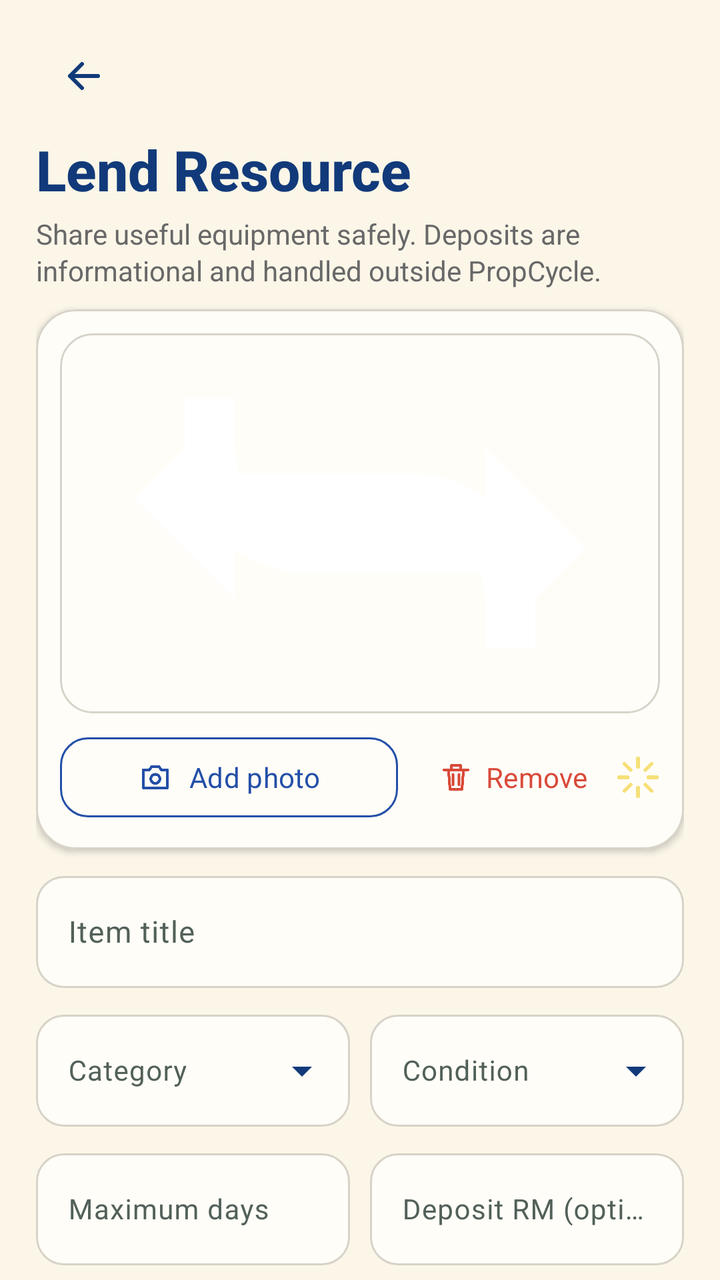
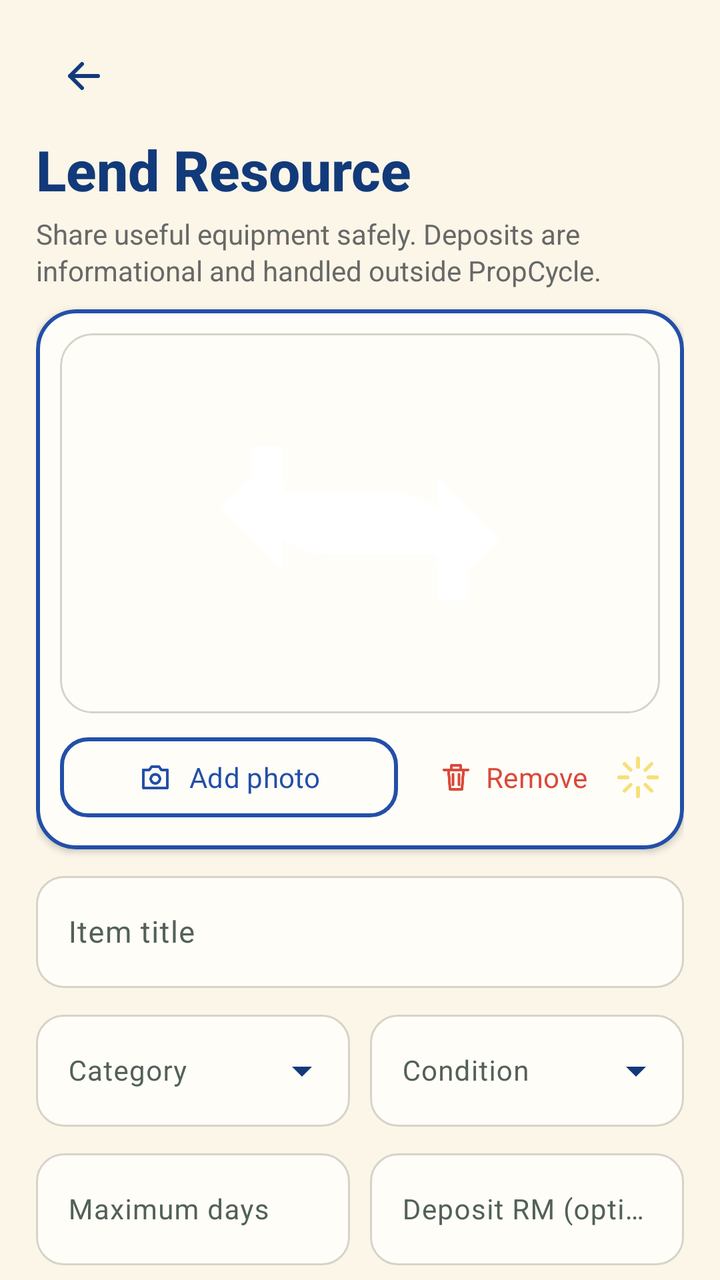

The first picture is an Android layout as it rendered before a commit; the second is the same layout after the commit. The layout source and the unified diff follow.
<!-- AndroidManifest.xml: application theme Theme.PropCycle -->
<!-- res/layout/fragment_lend_resource.xml -->
<?xml version="1.0" encoding="utf-8"?>
<androidx.core.widget.NestedScrollView xmlns:android="http://schemas.android.com/apk/res/android"
    xmlns:app="http://schemas.android.com/apk/res-auto"
    android:layout_width="match_parent"
    android:layout_height="match_parent"
    android:background="@color/pc_brand_warm_cream"
    android:clipToPadding="false"
    android:fillViewport="true"
    android:overScrollMode="ifContentScrolls">

    <LinearLayout
        android:layout_width="match_parent"
        android:layout_height="wrap_content"
        android:orientation="vertical"
        android:paddingStart="18dp"
        android:paddingTop="14dp"
        android:paddingEnd="18dp"
        android:paddingBottom="@dimen/space_xl">

        <ImageButton
            android:id="@+id/back_button"
            style="@style/Widget.PropCycle.IconButton"
            android:background="@color/pc_transparent"
            android:contentDescription="Go back"
            android:src="@drawable/ic_back"
            app:tint="@color/pc_brand_deep_blue" />

        <LinearLayout
            android:layout_width="match_parent"
            android:layout_height="wrap_content"
            android:layout_marginTop="@dimen/space_xs"
            android:gravity="center_vertical"
            android:orientation="horizontal">

            <LinearLayout
                android:layout_width="0dp"
                android:layout_height="wrap_content"
                android:layout_weight="1"
                android:orientation="vertical">

                <TextView
                    android:id="@+id/lend_form_title"
                    android:layout_width="match_parent"
                    android:layout_height="wrap_content"
                    android:fontFamily="sans-serif-medium"
                    android:text="Lend Resource"
                    android:textColor="@color/pc_brand_deep_blue"
                    android:textSize="28sp"
                    android:textStyle="bold" />

                <TextView
                    android:layout_width="match_parent"
                    android:layout_height="wrap_content"
                    android:layout_marginTop="@dimen/space_xs"
                    android:lineSpacingExtra="2dp"
                    android:text="Share useful equipment safely. Deposits are informational and handled outside PropCycle."
                    android:textColor="@color/pc_brand_text_secondary"
                    android:textSize="14sp" />

            </LinearLayout>


        </LinearLayout>

        <com.google.android.material.card.MaterialCardView
            android:layout_width="match_parent"
            android:layout_height="wrap_content"
            android:layout_marginTop="10dp"
            app:cardBackgroundColor="@color/pc_brand_surface"
            app:cardCornerRadius="20dp"
            app:cardElevation="2dp"
            app:strokeColor="@color/pc_brand_outline"
            app:strokeWidth="1dp">

            <LinearLayout
                android:layout_width="match_parent"
                android:layout_height="wrap_content"
                android:orientation="vertical"
                android:padding="12dp">

                <ImageView
                    android:id="@+id/lending_photo_preview"
                    android:layout_width="match_parent"
                    android:layout_height="190dp"
                    android:background="@drawable/bg_lend_photo_preview"
                    android:clipToOutline="true"
                    android:contentDescription="Selected lending photo"
                    android:outlineProvider="background"
                    android:scaleType="centerCrop"
                    android:src="@drawable/ic_bottom_nav_lend_out" />

                <LinearLayout
                    android:layout_width="match_parent"
                    android:layout_height="wrap_content"
                    android:layout_marginTop="8dp"
                    android:gravity="center_vertical"
                    android:orientation="horizontal">

                    <com.google.android.material.button.MaterialButton
                        android:id="@+id/photo_add_action"
                        style="@style/Widget.Material3.Button.OutlinedButton"
                        android:layout_width="0dp"
                        android:layout_height="wrap_content"
                        android:layout_weight="1"
                        android:minHeight="@dimen/touch_target"
                        android:text="Add photo"
                        android:textColor="@color/pc_brand_primary_blue"
                        android:textSize="14sp"
                        app:cornerRadius="14dp"
                        app:icon="@drawable/ic_camera"
                        app:iconGravity="textStart"
                        app:iconPadding="8dp"
                        app:iconTint="@color/pc_brand_primary_blue"
                        app:strokeColor="@color/pc_brand_primary_blue"
                        app:strokeWidth="1dp" />

                    <com.google.android.material.button.MaterialButton
                        android:id="@+id/photo_clear_action"
                        style="@style/Widget.Material3.Button.TextButton"
                        android:layout_width="wrap_content"
                        android:layout_height="wrap_content"
                        android:layout_marginStart="@dimen/space_sm"
                        android:minHeight="@dimen/touch_target"
                        android:text="Remove"
                        android:textColor="@color/pc_brand_accent_red"
                        android:textSize="14sp"
                        app:icon="@drawable/ic_lend_delete"
                        app:iconGravity="textStart"
                        app:iconPadding="6dp"
                        app:iconTint="@color/pc_brand_accent_red" />

                    <ImageView
                        android:layout_width="22dp"
                        android:layout_height="22dp"
                        android:layout_marginStart="2dp"
                        android:alpha="0.72"
                        android:contentDescription="@null"
                        android:importantForAccessibility="no"
                        android:src="@drawable/ic_scanner_rays_yellow" />

                </LinearLayout>

            </LinearLayout>

        </com.google.android.material.card.MaterialCardView>

        <com.google.android.material.textfield.TextInputLayout
            style="@style/Widget.Material3.TextInputLayout.OutlinedBox"
            android:layout_width="match_parent"
            android:layout_height="wrap_content"
            android:layout_marginTop="8dp"
            android:hint="Item title"
            app:boxBackgroundColor="@color/pc_brand_surface"
            app:boxCornerRadiusBottomEnd="14dp"
            app:boxCornerRadiusBottomStart="14dp"
            app:boxCornerRadiusTopEnd="14dp"
            app:boxCornerRadiusTopStart="14dp"
            app:boxStrokeColor="@color/lend_field_stroke"
            app:boxStrokeWidth="1dp"
            app:boxStrokeWidthFocused="2dp"
            app:hintTextColor="@color/pc_brand_text_secondary">

            <com.google.android.material.textfield.TextInputEditText
                android:id="@+id/lending_title_input"
                android:layout_width="match_parent"
                android:layout_height="wrap_content"
                android:inputType="textCapSentences"
                android:maxLength="100"
                android:minHeight="56dp"
                android:textColor="@color/pc_brand_text_primary"
                android:textColorHint="@color/pc_brand_text_secondary"
                android:textSize="15sp" />
        </com.google.android.material.textfield.TextInputLayout>

        <LinearLayout
            android:layout_width="match_parent"
            android:layout_height="wrap_content"
            android:layout_marginTop="8dp"
            android:baselineAligned="false"
            android:orientation="horizontal">

            <com.google.android.material.textfield.TextInputLayout
                style="@style/Widget.Material3.TextInputLayout.OutlinedBox.ExposedDropdownMenu"
                android:layout_width="0dp"
                android:layout_height="wrap_content"
                android:layout_weight="1"
                android:hint="Category"
                app:boxBackgroundColor="@color/pc_brand_surface"
                app:boxCornerRadiusBottomEnd="14dp"
                app:boxCornerRadiusBottomStart="14dp"
                app:boxCornerRadiusTopEnd="14dp"
                app:boxCornerRadiusTopStart="14dp"
                app:boxStrokeColor="@color/lend_field_stroke"
                app:boxStrokeWidth="1dp"
                app:boxStrokeWidthFocused="2dp"
                app:endIconTint="@color/pc_brand_deep_blue"
                app:hintTextColor="@color/pc_brand_text_secondary">

                <com.google.android.material.textfield.MaterialAutoCompleteTextView
                    android:id="@+id/lending_category_input"
                    android:layout_width="match_parent"
                    android:layout_height="wrap_content"
                    android:ellipsize="end"
                    android:inputType="none"
                    android:maxLines="1"
                    android:minHeight="56dp"
                    android:textColor="@color/pc_brand_text_primary"
                    android:textSize="14sp" />
            </com.google.android.material.textfield.TextInputLayout>

            <com.google.android.material.textfield.TextInputLayout
                style="@style/Widget.Material3.TextInputLayout.OutlinedBox.ExposedDropdownMenu"
                android:layout_width="0dp"
                android:layout_height="wrap_content"
                android:layout_marginStart="10dp"
                android:layout_weight="1"
                android:hint="Condition"
                app:boxBackgroundColor="@color/pc_brand_surface"
                app:boxCornerRadiusBottomEnd="14dp"
                app:boxCornerRadiusBottomStart="14dp"
                app:boxCornerRadiusTopEnd="14dp"
                app:boxCornerRadiusTopStart="14dp"
                app:boxStrokeColor="@color/lend_field_stroke"
                app:boxStrokeWidth="1dp"
                app:boxStrokeWidthFocused="2dp"
                app:endIconTint="@color/pc_brand_deep_blue"
                app:hintTextColor="@color/pc_brand_text_secondary">

                <com.google.android.material.textfield.MaterialAutoCompleteTextView
                    android:id="@+id/lending_condition_input"
                    android:layout_width="match_parent"
                    android:layout_height="wrap_content"
                    android:ellipsize="end"
                    android:inputType="none"
                    android:maxLines="1"
                    android:minHeight="56dp"
                    android:textColor="@color/pc_brand_text_primary"
                    android:textSize="14sp" />
            </com.google.android.material.textfield.TextInputLayout>
        </LinearLayout>

        <LinearLayout
            android:layout_width="match_parent"
            android:layout_height="wrap_content"
            android:layout_marginTop="8dp"
            android:baselineAligned="false"
            android:orientation="horizontal">

            <com.google.android.material.textfield.TextInputLayout
                style="@style/Widget.Material3.TextInputLayout.OutlinedBox"
                android:layout_width="0dp"
                android:layout_height="wrap_content"
                android:layout_weight="1"
                android:hint="Maximum days"
                app:boxBackgroundColor="@color/pc_brand_surface"
                app:boxCornerRadiusBottomEnd="14dp"
                app:boxCornerRadiusBottomStart="14dp"
                app:boxCornerRadiusTopEnd="14dp"
                app:boxCornerRadiusTopStart="14dp"
                app:boxStrokeColor="@color/lend_field_stroke"
                app:boxStrokeWidth="1dp"
                app:boxStrokeWidthFocused="2dp"
                app:hintTextColor="@color/pc_brand_text_secondary">

                <com.google.android.material.textfield.TextInputEditText
                    android:id="@+id/lending_max_days_input"
                    android:layout_width="match_parent"
                    android:layout_height="wrap_content"
                    android:inputType="number"
                    android:maxLength="2"
                    android:minHeight="56dp"
                    android:textColor="@color/pc_brand_text_primary"
                    android:textSize="14sp" />
            </com.google.android.material.textfield.TextInputLayout>

            <com.google.android.material.textfield.TextInputLayout
                style="@style/Widget.Material3.TextInputLayout.OutlinedBox"
                android:layout_width="0dp"
                android:layout_height="wrap_content"
                android:layout_marginStart="10dp"
                android:layout_weight="1"
                android:hint="Deposit RM (optional)"
                app:boxBackgroundColor="@color/pc_brand_surface"
                app:boxCornerRadiusBottomEnd="14dp"
                app:boxCornerRadiusBottomStart="14dp"
                app:boxCornerRadiusTopEnd="14dp"
                app:boxCornerRadiusTopStart="14dp"
                app:boxStrokeColor="@color/lend_field_stroke"
                app:boxStrokeWidth="1dp"
                app:boxStrokeWidthFocused="2dp"
                app:hintTextColor="@color/pc_brand_text_secondary"
                app:prefixText="RM ">

                <com.google.android.material.textfield.TextInputEditText
                    android:id="@+id/lending_deposit_input"
                    android:layout_width="match_parent"
                    android:layout_height="wrap_content"
                    android:inputType="numberDecimal"
                    android:maxLength="10"
                    android:minHeight="56dp"
                    android:textColor="@color/pc_brand_text_primary"
                    android:textColorHint="@color/pc_brand_text_secondary"
                    android:textSize="14sp" />
            </com.google.android.material.textfield.TextInputLayout>
        </LinearLayout>

        <com.google.android.material.textfield.TextInputLayout
            style="@style/Widget.Material3.TextInputLayout.OutlinedBox.ExposedDropdownMenu"
            android:layout_width="match_parent"
            android:layout_height="wrap_content"
            android:layout_marginTop="8dp"
            android:hint="Pickup method"
            app:boxBackgroundColor="@color/pc_brand_surface"
            app:boxCornerRadiusBottomEnd="14dp"
            app:boxCornerRadiusBottomStart="14dp"
            app:boxCornerRadiusTopEnd="14dp"
            app:boxCornerRadiusTopStart="14dp"
            app:boxStrokeColor="@color/lend_field_stroke"
            app:boxStrokeWidth="1dp"
            app:boxStrokeWidthFocused="2dp"
            app:endIconTint="@color/pc_brand_deep_blue"
            app:hintTextColor="@color/pc_brand_text_secondary"
            app:startIconDrawable="@drawable/ic_location"
            app:startIconTint="@color/pc_brand_deep_blue">

            <com.google.android.material.textfield.MaterialAutoCompleteTextView
                android:id="@+id/lending_pickup_input"
                android:layout_width="match_parent"
                android:layout_height="wrap_content"
                android:ellipsize="end"
                android:inputType="none"
                android:maxLines="1"
                android:minHeight="56dp"
                android:textColor="@color/pc_brand_text_primary"
                android:textSize="15sp" />
        </com.google.android.material.textfield.TextInputLayout>

        <com.google.android.material.textfield.TextInputLayout
            style="@style/Widget.Material3.TextInputLayout.OutlinedBox"
            android:layout_width="match_parent"
            android:layout_height="wrap_content"
            android:layout_marginTop="8dp"
            android:hint="Public area or meeting point"
            app:boxBackgroundColor="@color/pc_brand_surface"
            app:boxCornerRadiusBottomEnd="14dp"
            app:boxCornerRadiusBottomStart="14dp"
            app:boxCornerRadiusTopEnd="14dp"
            app:boxCornerRadiusTopStart="14dp"
            app:boxStrokeColor="@color/lend_field_stroke"
            app:boxStrokeWidth="1dp"
            app:boxStrokeWidthFocused="2dp"
            app:hintTextColor="@color/pc_brand_text_secondary"
            app:startIconDrawable="@drawable/ic_location"
            app:startIconTint="@color/pc_brand_deep_blue">

            <com.google.android.material.textfield.TextInputEditText
                android:id="@+id/lending_area_input"
                android:layout_width="match_parent"
                android:layout_height="wrap_content"
                android:inputType="textCapWords"
                android:maxLength="100"
                android:minHeight="56dp"
                android:textColor="@color/pc_brand_text_primary"
                android:textColorHint="@color/pc_brand_text_secondary"
                android:textSize="15sp" />
        </com.google.android.material.textfield.TextInputLayout>

        <com.google.android.material.card.MaterialCardView
            android:layout_width="match_parent"
            android:layout_height="wrap_content"
            android:layout_marginTop="8dp"
            app:cardBackgroundColor="@color/pc_brand_soft_blue"
            app:cardCornerRadius="16dp"
            app:cardElevation="0dp"
            app:strokeColor="@color/pc_brand_sky_blue"
            app:strokeWidth="1dp">

            <LinearLayout
                android:layout_width="match_parent"
                android:layout_height="wrap_content"
                android:gravity="center_vertical"
                android:orientation="horizontal"
                android:paddingStart="12dp"
                android:paddingTop="8dp"
                android:paddingEnd="6dp"
                android:paddingBottom="8dp">

                <ImageView
                    android:layout_width="24dp"
                    android:layout_height="24dp"
                    android:contentDescription="@null"
                    android:importantForAccessibility="no"
                    android:src="@drawable/ic_location"
                    app:tint="@color/pc_brand_deep_blue" />

                <TextView
                    android:id="@+id/lending_location_status"
                    android:layout_width="0dp"
                    android:layout_height="wrap_content"
                    android:layout_marginStart="10dp"
                    android:layout_weight="1"
                    android:lineSpacingExtra="2dp"
                    android:maxLines="3"
                    android:text="No map point attached"
                    android:textColor="@color/pc_brand_deep_blue"
                    android:textSize="13sp" />

                <LinearLayout
                    android:layout_width="wrap_content"
                    android:layout_height="wrap_content"
                    android:gravity="end"
                    android:orientation="vertical">

                    <com.google.android.material.button.MaterialButton
                        android:id="@+id/attach_location_action"
                        style="@style/Widget.Material3.Button.TextButton"
                        android:layout_width="wrap_content"
                        android:layout_height="wrap_content"
                        android:minHeight="@dimen/touch_target"
                        android:minWidth="0dp"
                        android:paddingStart="8dp"
                        android:paddingEnd="8dp"
                        android:text="Attach current area"
                        android:textColor="@color/pc_brand_primary_blue"
                        android:textSize="13sp"
                        app:icon="@drawable/ic_ai_result_chevron"
                        app:iconGravity="textEnd"
                        app:iconPadding="4dp"
                        app:iconTint="@color/pc_brand_primary_blue" />

                    <com.google.android.material.button.MaterialButton
                        android:id="@+id/clear_location_action"
                        style="@style/Widget.Material3.Button.TextButton"
                        android:layout_width="wrap_content"
                        android:layout_height="wrap_content"
                        android:minHeight="@dimen/touch_target"
                        android:minWidth="0dp"
                        android:paddingStart="8dp"
                        android:paddingEnd="8dp"
                        android:text="Clear"
                        android:textColor="@color/pc_brand_accent_red"
                        android:textSize="13sp"
                        android:visibility="gone" />

                </LinearLayout>

            </LinearLayout>

        </com.google.android.material.card.MaterialCardView>

        <ImageView
            android:layout_width="52dp"
            android:layout_height="20dp"
            android:layout_gravity="end"
            android:layout_marginTop="4dp"
            android:alpha="0.26"
            android:contentDescription="@null"
            android:importantForAccessibility="no"
            android:src="@drawable/ic_recent_squiggle" />

        <com.google.android.material.textfield.TextInputLayout
            style="@style/Widget.Material3.TextInputLayout.OutlinedBox"
            android:layout_width="match_parent"
            android:layout_height="wrap_content"
            android:layout_marginTop="4dp"
            android:hint="Description"
            app:boxBackgroundColor="@color/pc_brand_surface"
            app:boxCornerRadiusBottomEnd="14dp"
            app:boxCornerRadiusBottomStart="14dp"
            app:boxCornerRadiusTopEnd="14dp"
            app:boxCornerRadiusTopStart="14dp"
            app:boxStrokeColor="@color/lend_field_stroke"
            app:boxStrokeWidth="1dp"
            app:boxStrokeWidthFocused="2dp"
            app:hintTextColor="@color/pc_brand_text_secondary">

            <com.google.android.material.textfield.TextInputEditText
                android:id="@+id/lending_description_input"
                android:layout_width="match_parent"
                android:layout_height="116dp"
                android:gravity="top|start"
                android:inputType="textCapSentences|textMultiLine"
                android:lineSpacingExtra="3dp"
                android:maxLength="1000"
                android:textColor="@color/pc_brand_text_primary"
                android:textColorHint="@color/pc_brand_text_secondary"
                android:textSize="15sp" />
        </com.google.android.material.textfield.TextInputLayout>

        <TextView
            android:id="@+id/lending_form_status"
            android:layout_width="match_parent"
            android:layout_height="wrap_content"
            android:layout_marginTop="10dp"
            android:background="@drawable/bg_scanner_status_card"
            android:drawablePadding="10dp"
            android:drawableStart="@drawable/ic_scanner_status_camera"
            android:drawableTint="@color/pc_brand_deep_blue"
            android:gravity="center_vertical"
            android:lineSpacingExtra="2dp"
            android:minHeight="@dimen/touch_target"
            android:paddingStart="12dp"
            android:paddingTop="10dp"
            android:paddingEnd="12dp"
            android:paddingBottom="10dp"
            android:textColor="@color/pc_brand_deep_blue"
            android:textSize="13sp"
            android:visibility="gone" />

        <ProgressBar
            android:id="@+id/lending_form_progress"
            android:layout_width="36dp"
            android:layout_height="36dp"
            android:layout_gravity="center_horizontal"
            android:layout_marginTop="@dimen/space_sm"
            android:indeterminateTint="@color/pc_brand_primary_blue"
            android:visibility="gone" />

        <LinearLayout
            android:layout_width="match_parent"
            android:layout_height="wrap_content"
            android:layout_marginTop="8dp"
            android:gravity="center"
            android:orientation="horizontal">

            <com.google.android.material.button.MaterialButton
                android:id="@+id/primary_action"
                style="@style/Widget.PropCycle.Button.Dark"
                android:layout_width="wrap_content"
                android:layout_height="wrap_content"
                android:minHeight="52dp"
                android:minWidth="240dp"
                android:paddingStart="22dp"
                android:paddingEnd="22dp"
                android:text="Publish lending item"
                android:textColor="@color/pc_on_primary"
                android:textSize="15sp"
                app:backgroundTint="@color/pc_brand_primary_blue"
                app:cornerRadius="26dp"
                app:icon="@drawable/ic_welcome_exchange"
                app:iconGravity="textStart"
                app:iconPadding="10dp"
                app:iconTint="@color/pc_on_primary" />

            <ImageView
                android:layout_width="24dp"
                android:layout_height="24dp"
                android:layout_marginStart="8dp"
                android:alpha="0.76"
                android:contentDescription="@null"
                android:importantForAccessibility="no"
                android:src="@drawable/ic_recent_sparkle" />

        </LinearLayout>

    </LinearLayout>

</androidx.core.widget.NestedScrollView>
<!-- resources referenced by this layout -->
<resources>
  <color name="pc_brand_accent_red">#D94A3A</color>
  <color name="pc_brand_deep_blue">#123A7A</color>
  <color name="pc_brand_outline">#D7D3C8</color>
  <color name="pc_brand_primary_blue">#234FA8</color>
  <color name="pc_brand_sky_blue">#AFC8F4</color>
  <color name="pc_brand_soft_blue">#DCE8FA</color>
  <color name="pc_brand_surface">#FFFDF8</color>
  <color name="pc_brand_text_primary">#1B1B1B</color>
  <color name="pc_brand_text_secondary">#686868</color>
  <color name="pc_brand_warm_cream">#FBF6E8</color>
  <color name="pc_on_primary">#FFFFFF</color>
  <color name="pc_transparent">#00000000</color>
  <dimen name="space_sm">8dp</dimen>
  <dimen name="space_xl">32dp</dimen>
  <dimen name="space_xs">4dp</dimen>
  <dimen name="touch_target">48dp</dimen>
  <!-- drawable bg_lend_photo_preview (drawable) -->
  <?xml version="1.0" encoding="utf-8"?>
  <shape xmlns:android="http://schemas.android.com/apk/res/android" android:shape="rectangle">
      <solid android:color="@color/pc_brand_surface" />
      <stroke android:width="1dp" android:color="@color/pc_brand_outline" />
      <corners android:radius="16dp" />
  </shape>
  <!-- drawable bg_scanner_status_card (drawable) -->
  <?xml version="1.0" encoding="utf-8"?>
  <shape xmlns:android="http://schemas.android.com/apk/res/android" android:shape="rectangle">
      <solid android:color="@color/pc_brand_soft_blue" />
      <corners android:radius="18dp" />
      <stroke android:width="1dp" android:color="@color/pc_brand_sky_blue" />
  </shape>
  <!-- drawable ic_back (drawable) -->
  <?xml version="1.0" encoding="utf-8"?>
  <vector xmlns:android="http://schemas.android.com/apk/res/android" android:width="24dp" android:height="24dp" android:viewportWidth="24" android:viewportHeight="24">
      <path android:fillColor="@color/pc_transparent" android:pathData="M19,12 L5,12 M11,6 L5,12 L11,18" android:strokeColor="@color/pc_icon" android:strokeLineCap="round" android:strokeLineJoin="round" android:strokeWidth="2" />
  </vector>
  <style name="Widget.PropCycle.Button.Dark" parent="Widget.Material3.Button">
          <item name="backgroundTint">@color/pc_primary</item>
          <item name="android:textColor">@color/pc_on_primary</item>
          <item name="cornerRadius">28dp</item>
          <item name="android:minHeight">52dp</item>
          <item name="android:textAllCaps">false</item>
          <item name="android:textStyle">bold</item>
      </style>
  <style name="Widget.PropCycle.IconButton" parent="">
          <item name="android:layout_width">@dimen/touch_target</item>
          <item name="android:layout_height">@dimen/touch_target</item>
          <item name="android:background">@drawable/bg_circle_white</item>
          <item name="android:padding">12dp</item>
          <item name="android:tint">@color/pc_icon</item>
          <item name="android:scaleType">centerInside</item>
      </style>
  <color name="pc_icon">#1F5C42</color>
  <color name="pc_brand_eco_green">#67A95A</color>
  <color name="pc_brand_accent_yellow">#F3D447</color>
  <color name="pc_primary">#1F5C42</color>
  <!-- drawable bg_circle_white (drawable) -->
  <?xml version="1.0" encoding="utf-8"?>
  <shape xmlns:android="http://schemas.android.com/apk/res/android" android:shape="oval">
      <solid android:color="@color/pc_surface" />
  </shape>
  <color name="pc_primary_container">#C3DDCB</color>
  <color name="pc_on_primary_container">#173F30</color>
  <color name="pc_accent">#D28A36</color>
  <color name="pc_on_accent">#2B1B08</color>
  <color name="pc_accent_container">#F8E3C8</color>
  <color name="pc_on_accent_container">#4B2C08</color>
  <color name="pc_text_primary">#18231E</color>
  <color name="pc_surface">#FFFFFF</color>
  <color name="pc_surface_container">#E2F0E6</color>
  <color name="pc_text_secondary">#526159</color>
  <color name="pc_outline">#5F7066</color>
  <color name="pc_error">#B3261E</color>
  <color name="pc_on_error">#FFFFFF</color>
  <color name="pc_background">#E6EBE1</color>
</resources>

<!-- the commit's change to res/layout/fragment_lend_resource.xml (unified diff, before → after) -->
@@ -69,8 +69,8 @@
             app:cardBackgroundColor="@color/pc_brand_surface"
             app:cardCornerRadius="20dp"
             app:cardElevation="2dp"
-            app:strokeColor="@color/pc_brand_outline"
-            app:strokeWidth="1dp">
+            app:strokeColor="@color/pc_brand_primary_blue"
+            app:strokeWidth="2dp">
 
             <LinearLayout
                 android:layout_width="match_parent"
@@ -85,8 +85,10 @@
                     android:background="@drawable/bg_lend_photo_preview"
                     android:clipToOutline="true"
                     android:contentDescription="Selected lending photo"
+                    android:cropToPadding="true"
                     android:outlineProvider="background"
-                    android:scaleType="centerCrop"
+                    android:padding="2dp"
+                    android:scaleType="fitCenter"
                     android:src="@drawable/ic_bottom_nav_lend_out" />
 
                 <LinearLayout
@@ -112,7 +114,7 @@
                         app:iconPadding="8dp"
                         app:iconTint="@color/pc_brand_primary_blue"
                         app:strokeColor="@color/pc_brand_primary_blue"
-                        app:strokeWidth="1dp" />
+                        app:strokeWidth="2dp" />
 
                     <com.google.android.material.button.MaterialButton
                         android:id="@+id/photo_clear_action"
<!-- resource entries referenced after the edit -->
@@ -2,7 +2,6 @@
 <resources>
   <color name="pc_brand_accent_red">#D94A3A</color>
   <color name="pc_brand_deep_blue">#123A7A</color>
-  <color name="pc_brand_outline">#D7D3C8</color>
   <color name="pc_brand_primary_blue">#234FA8</color>
   <color name="pc_brand_sky_blue">#AFC8F4</color>
   <color name="pc_brand_soft_blue">#DCE8FA</color>
@@ -51,6 +50,7 @@
           <item name="android:tint">@color/pc_icon</item>
           <item name="android:scaleType">centerInside</item>
       </style>
+  <color name="pc_brand_outline">#D7D3C8</color>
   <color name="pc_icon">#1F5C42</color>
   <color name="pc_brand_eco_green">#67A95A</color>
   <color name="pc_brand_accent_yellow">#F3D447</color>
